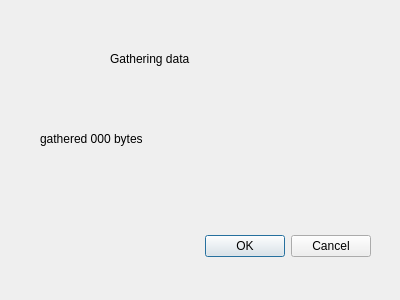
Above: gui/capture_device_dialog.ui from Xenona/Wavy before the change. Below: the same form after it.
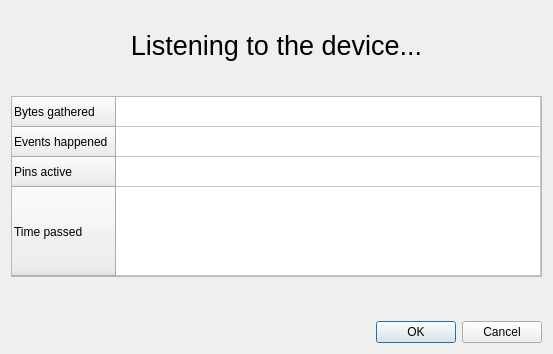
That is the form after the change.

Commit message: added pins and table

Diff of the .ui file:
```diff
--- a/gui/capture_device_dialog.ui
+++ b/gui/capture_device_dialog.ui
@@ -6,55 +6,124 @@
    <rect>
     <x>0</x>
     <y>0</y>
-    <width>400</width>
-    <height>300</height>
+    <width>553</width>
+    <height>354</height>
    </rect>
   </property>
   <property name="windowTitle">
    <string>Dialog</string>
   </property>
-  <widget class="QDialogButtonBox" name="buttonBox">
-   <property name="geometry">
-    <rect>
-     <x>30</x>
-     <y>230</y>
-     <width>341</width>
-     <height>32</height>
-    </rect>
+  <layout class="QVBoxLayout" name="verticalLayout">
+   <property name="spacing">
+    <number>15</number>
    </property>
-   <property name="orientation">
-    <enum>Qt::Horizontal</enum>
-   </property>
-   <property name="standardButtons">
-    <set>QDialogButtonBox::Cancel|QDialogButtonBox::Ok</set>
-   </property>
-  </widget>
-  <widget class="QLabel" name="label">
-   <property name="geometry">
-    <rect>
-     <x>110</x>
-     <y>50</y>
-     <width>201</width>
-     <height>17</height>
-    </rect>
-   </property>
-   <property name="text">
-    <string>Gathering data</string>
-   </property>
-  </widget>
-  <widget class="QLabel" name="label_2">
-   <property name="geometry">
-    <rect>
-     <x>40</x>
-     <y>130</y>
-     <width>201</width>
-     <height>17</height>
-    </rect>
-   </property>
-   <property name="text">
-    <string>gathered 000 bytes</string>
-   </property>
-  </widget>
+   <item>
+    <widget class="QLabel" name="label_listening">
+     <property name="minimumSize">
+      <size>
+       <width>0</width>
+       <height>70</height>
+      </size>
+     </property>
+     <property name="text">
+      <string>&lt;html&gt;&lt;head/&gt;&lt;body&gt;&lt;p align=&quot;center&quot;&gt;&lt;span style=&quot; font-size:20pt;&quot;&gt;Listening to the device...&lt;/span&gt;&lt;/p&gt;&lt;/body&gt;&lt;/html&gt;</string>
+     </property>
+    </widget>
+   </item>
+   <item>
+    <widget class="QTableWidget" name="table">
+     <property name="showGrid">
+      <bool>true</bool>
+     </property>
+     <property name="gridStyle">
+      <enum>Qt::SolidLine</enum>
+     </property>
+     <property name="cornerButtonEnabled">
+      <bool>false</bool>
+     </property>
+     <attribute name="horizontalHeaderVisible">
+      <bool>false</bool>
+     </attribute>
+     <attribute name="horizontalHeaderStretchLastSection">
+      <bool>true</bool>
+     </attribute>
+     <attribute name="verticalHeaderStretchLastSection">
+      <bool>true</bool>
+     </attribute>
+     <row>
+      <property name="text">
+       <string>Bytes gathered</string>
+      </property>
+     </row>
+     <row>
+      <property name="text">
+       <string>Events happened</string>
+      </property>
+     </row>
+     <row>
+      <property name="text">
+       <string>Pins active</string>
+      </property>
+     </row>
+     <row>
+      <property name="text">
+       <string>Time passed</string>
+      </property>
+     </row>
+     <column>
+      <property name="text">
+       <string>New Column</string>
+      </property>
+     </column>
+     <item row="0" column="0">
+      <property name="text">
+       <string/>
+      </property>
+      <property name="flags">
+       <set>ItemIsSelectable|ItemIsEnabled</set>
+      </property>
+     </item>
+     <item row="1" column="0">
+      <property name="flags">
+       <set>ItemIsSelectable|ItemIsEnabled</set>
+      </property>
+     </item>
+     <item row="2" column="0">
+      <property name="flags">
+       <set>ItemIsSelectable</set>
+      </property>
+     </item>
+     <item row="3" column="0">
+      <property name="flags">
+       <set>ItemIsSelectable|ItemIsEnabled</set>
+      </property>
+     </item>
+    </widget>
+   </item>
+   <item>
+    <spacer name="verticalSpacer">
+     <property name="orientation">
+      <enum>Qt::Vertical</enum>
+     </property>
+     <property name="sizeHint" stdset="0">
+      <size>
+       <width>20</width>
+       <height>40</height>
+      </size>
+     </property>
+    </spacer>
+   </item>
+   <item>
+    <widget class="QDialogButtonBox" name="buttonBox">
+     <property name="orientation">
+      <enum>Qt::Horizontal</enum>
+     </property>
+     <property name="standardButtons">
+      <set>QDialogButtonBox::Cancel|QDialogButtonBox::Ok</set>
+     </property>
+    </widget>
+   </item>
+  </layout>
  </widget>
  <resources/>
  <connections>
```
The commit also changes 3 other files.
